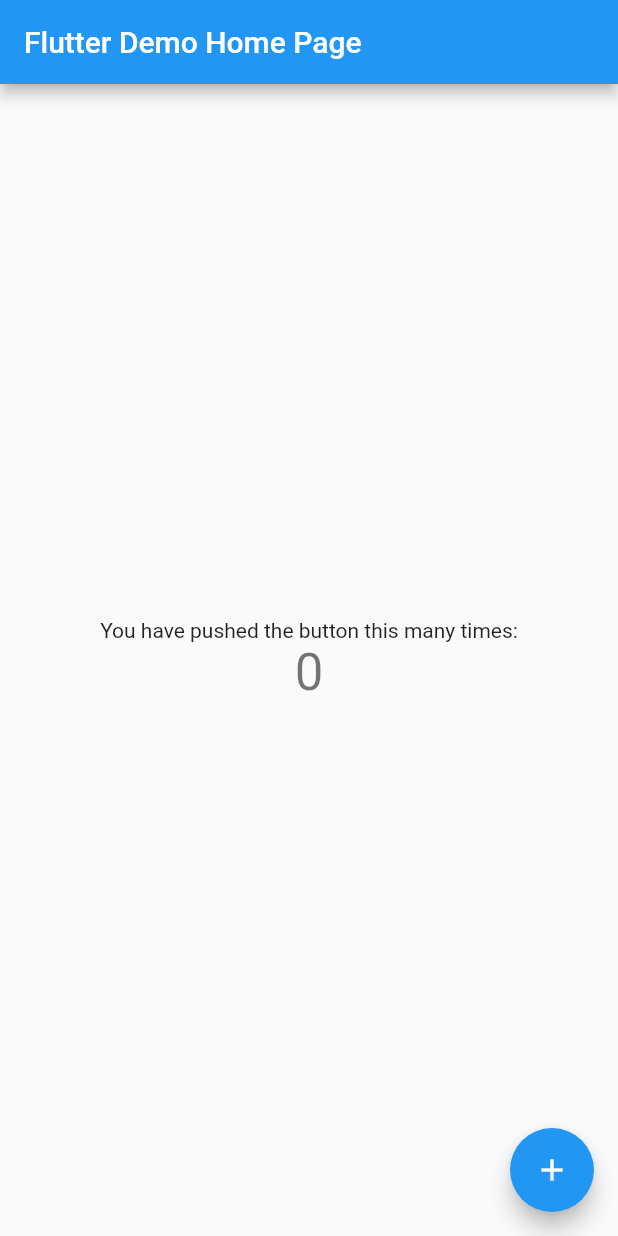
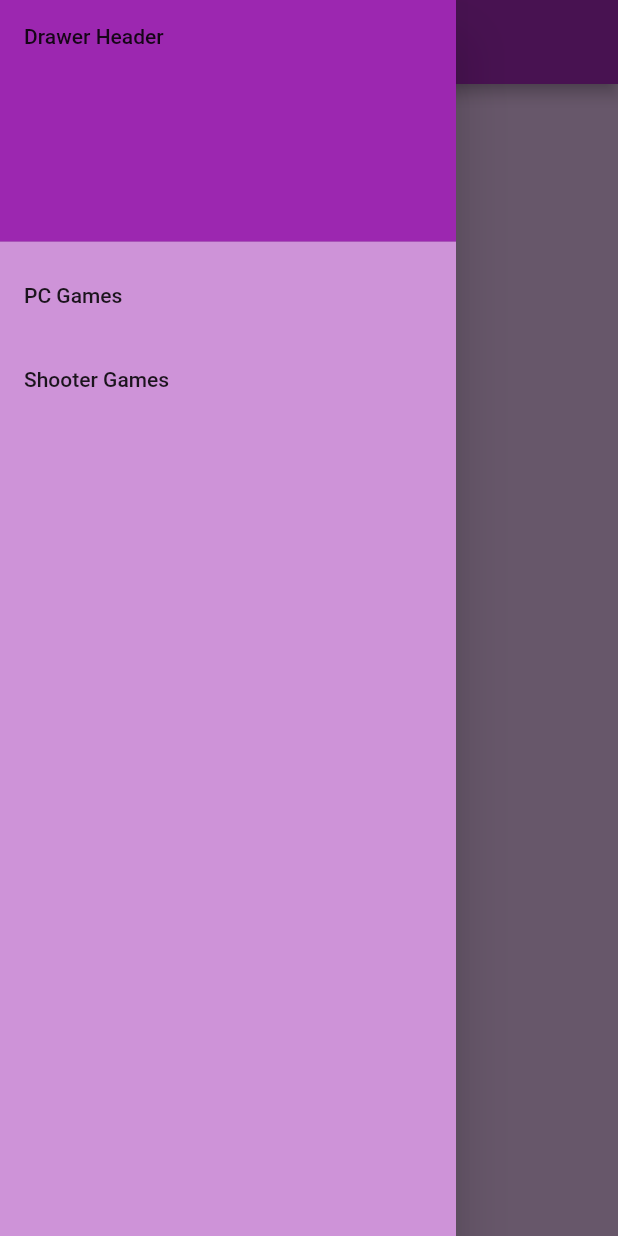
Before and after one commit to karan-lakhadive19/FreeToPlay, a Flutter app: the screen it shows after launch, with the side drawer open (before the commit the screen has no drawer), on a phone screen of 412 x 824 dp. Run offline on Flutter 3.47's test engine with Material 2 defaults, Android fonts, the phone set to English and light mode, and no system bars.

Commit message:
added drawer

```diff
--- a/lib/main.dart
+++ b/lib/main.dart
@@ -1,115 +1,18 @@
 import 'package:flutter/material.dart';
+import 'package:ftp/screens/home.dart';
 
 void main() {
-  runApp(const MyApp());
+  runApp(MyApp());
 }
 
 class MyApp extends StatelessWidget {
   const MyApp({super.key});
 
-  // This widget is the root of your application.
   @override
   Widget build(BuildContext context) {
     return MaterialApp(
-      title: 'Flutter Demo',
-      theme: ThemeData(
-        // This is the theme of your application.
-        //
-        // Try running your application with "flutter run". You'll see the
-        // application has a blue toolbar. Then, without quitting the app, try
-        // changing the primarySwatch below to Colors.green and then invoke
-        // "hot reload" (press "r" in the console where you ran "flutter run",
-        // or simply save your changes to "hot reload" in a Flutter IDE).
-        // Notice that the counter didn't reset back to zero; the application
-        // is not restarted.
-        primarySwatch: Colors.blue,
-      ),
-      home: const MyHomePage(title: 'Flutter Demo Home Page'),
+      debugShowCheckedModeBanner: false,
+      home: HomePage(),
     );
   }
 }
-
-class MyHomePage extends StatefulWidget {
-  const MyHomePage({super.key, required this.title});
-
-  // This widget is the home page of your application. It is stateful, meaning
-  // that it has a State object (defined below) that contains fields that affect
-  // how it looks.
-
-  // This class is the configuration for the state. It holds the values (in this
-  // case the title) provided by the parent (in this case the App widget) and
-  // used by the build method of the State. Fields in a Widget subclass are
-  // always marked "final".
-
-  final String title;
-
-  @override
-  State<MyHomePage> createState() => _MyHomePageState();
-}
-
-class _MyHomePageState extends State<MyHomePage> {
-  int _counter = 0;
-
-  void _incrementCounter() {
-    setState(() {
-      // This call to setState tells the Flutter framework that something has
-      // changed in this State, which causes it to rerun the build method below
-      // so that the display can reflect the updated values. If we changed
-      // _counter without calling setState(), then the build method would not be
-      // called again, and so nothing would appear to happen.
-      _counter++;
-    });
-  }
-
-  @override
-  Widget build(BuildContext context) {
-    // This method is rerun every time setState is called, for instance as done
-    // by the _incrementCounter method above.
-    //
-    // The Flutter framework has been optimized to make rerunning build methods
-    // fast, so that you can just rebuild anything that needs updating rather
-    // than having to individually change instances of widgets.
-    return Scaffold(
-      appBar: AppBar(
-        // Here we take the value from the MyHomePage object that was created by
-        // the App.build method, and use it to set our appbar title.
-        title: Text(widget.title),
-      ),
-      body: Center(
-        // Center is a layout widget. It takes a single child and positions it
-        // in the middle of the parent.
-        child: Column(
-          // Column is also a layout widget. It takes a list of children and
-          // arranges them vertically. By default, it sizes itself to fit its
-          // children horizontally, and tries to be as tall as its parent.
-          //
-          // Invoke "debug painting" (press "p" in the console, choose the
-          // "Toggle Debug Paint" action from the Flutter Inspector in Android
-          // Studio, or the "Toggle Debug Paint" command in Visual Studio Code)
-          // to see the wireframe for each widget.
-          //
-          // Column has various properties to control how it sizes itself and
-          // how it positions its children. Here we use mainAxisAlignment to
-          // center the children vertically; the main axis here is the vertical
-          // axis because Columns are vertical (the cross axis would be
-          // horizontal).
-          mainAxisAlignment: MainAxisAlignment.center,
-          children: <Widget>[
-            const Text(
-              'You have pushed the button this many times:',
-            ),
-            Text(
-              '$_counter',
-              style: Theme.of(context).textTheme.headlineMedium,
-            ),
-          ],
-        ),
-      ),
-      floatingActionButton: FloatingActionButton(
-        onPressed: _incrementCounter,
-        tooltip: 'Increment',
-        child: const Icon(Icons.add),
-      ), // This trailing comma makes auto-formatting nicer for build methods.
-    );
-  }
-}
--- /dev/null
+++ b/lib/screens/home.dart
@@ -0,0 +1,58 @@
+import 'package:flutter/material.dart';
+import 'package:ftp/screens/pc.dart';
+import 'package:ftp/screens/shooter.dart';
+
+class HomePage extends StatefulWidget {
+  const HomePage({super.key});
+
+  @override
+  State<HomePage> createState() => _HomePageState();
+}
+
+class _HomePageState extends State<HomePage> {
+  @override
+  Widget build(BuildContext context) {
+    return Scaffold(
+      backgroundColor: Colors.purple[100],
+      drawer: Drawer(
+        backgroundColor: Colors.purple[200],
+          child: ListView(
+        children: <Widget>[
+          DrawerHeader(
+            child: Text('Drawer Header'),
+            decoration: BoxDecoration(
+              color: Colors.purple,
+            ),
+          ),
+          ListTile(
+            title: Text('PC Games'),
+            onTap: () {
+              Navigator.pop(context);
+              Navigator.push(
+                context,
+                MaterialPageRoute(builder: (context) => PC()),
+              );
+            },
+          ),
+          ListTile(
+            title: Text('Shooter Games'),
+            onTap: () {
+              Navigator.pop(context);
+              Navigator.push(
+                context,
+                MaterialPageRoute(builder: (context) => Shooter()),
+              );
+            },
+          )
+        ],
+      )),
+      appBar: AppBar(
+        backgroundColor: Colors.purple,
+        centerTitle: true,
+        title: Text(
+          'Popular Games',
+        ),
+      ),
+    );
+  }
+}
--- /dev/null
+++ b/lib/screens/shooter.dart
@@ -0,0 +1,17 @@
+import 'package:flutter/material.dart';
+
+class Shooter extends StatefulWidget {
+  const Shooter({super.key});
+
+  @override
+  State<Shooter> createState() => _ShooterState();
+}
+
+class _ShooterState extends State<Shooter> {
+  @override
+  Widget build(BuildContext context) {
+    return Scaffold(
+      appBar: AppBar(title: Text('Shooter Games'),),
+    );
+  }
+}
```
Also changed, not shown: lib/screens/pc.dart (added, +17 -0 lines).
